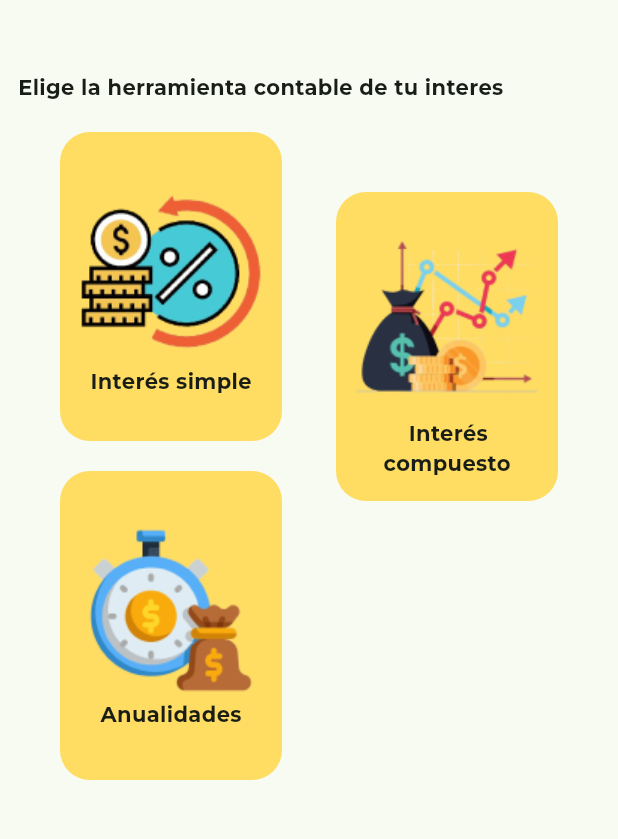
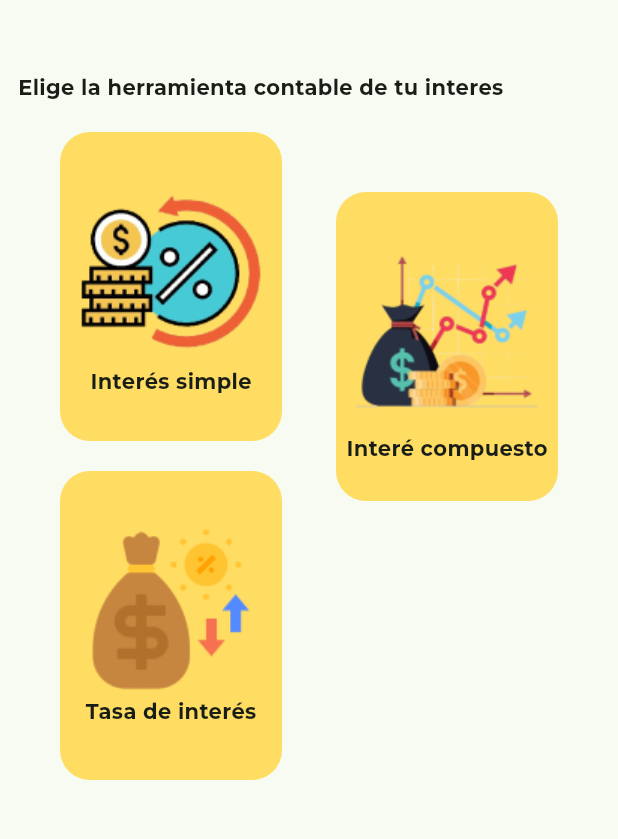
Before and after one commit to LuisPg10/ingemath, a Flutter app: the OperationsScreen screen opened by its route, on a phone screen of 412 x 824 dp, the part 60-899 px from its top. Run offline on Flutter 3.47's test engine with Material 3 defaults, Android fonts, the phone set to English and light mode, and no system bars; our stand-ins replace flutter_riverpod, formz, go_router, google_fonts; project files that could hold a hidden picture were left out.

Commit message:
New option added (interest rate) and annuity option remove (come back later)

```diff
--- a/lib/config/menu/operation_options.dart
+++ b/lib/config/menu/operation_options.dart
@@ -16,14 +16,22 @@ const appMenuOptions = <Option>[
     icon: "assets/images/simple-interest.png",
     link: "simple_interest",
   ),
+
   Option(
-    name: "    Interés\ncompuesto",
+    name: "Interé compuesto",
     icon: "assets/images/compound-interest.png",
     link: "compound_interest",
   ),
+
+  // Option(
+  //  name: "Anualidades",
+  //  icon: "assets/images/annuities.png",
+  //  link: "annuities",
+  // ),
+
   Option(
-    name: "Anualidades",
-    icon: "assets/images/annuities.png",
-    link: "annuities",
+    name: "Tasa de interés",
+    icon: "assets/images/interest_rate.png",
+    link: "interest_rate",
   ),
 ];
--- a/lib/config/routes/app_router.dart
+++ b/lib/config/routes/app_router.dart
@@ -25,6 +25,10 @@ final appRouter = GoRouter(
         GoRoute(
           path: "compound_interest",
           builder: (context, state) => const CompoundInterestScreen(),
+        ),
+        GoRoute(
+          path: "interest_rate",
+          builder: (context, state) => const InterestRateScreen(),
         )
       ]
     ),
--- /dev/null
+++ b/lib/presentation/screens/interest_rate_screen.dart
@@ -0,0 +1,15 @@
+import 'package:flutter/material.dart';
+
+class InterestRateScreen extends StatelessWidget {
+  const InterestRateScreen({super.key});
+
+  @override
+  Widget build(BuildContext context) {
+    return Scaffold(
+      appBar: AppBar(
+        title: const Text("Tasa de interés"),
+      ),
+      body: const Center(child: Text("Tasa de interés")),
+    );
+  }
+}
--- a/lib/presentation/screens/screens.dart
+++ b/lib/presentation/screens/screens.dart
@@ -1,5 +1,6 @@
-export 'home_screen.dart';
-export 'operations_screen.dart';
 export 'annuities_screen.dart';
 export 'compound_interest_screen.dart';
+export 'home_screen.dart';
+export 'interest_rate_screen.dart';
+export 'operations_screen.dart';
 export 'simple_interest_screen.dart';
```
Also changed, not shown: assets/images/interest_rate.png (added).
